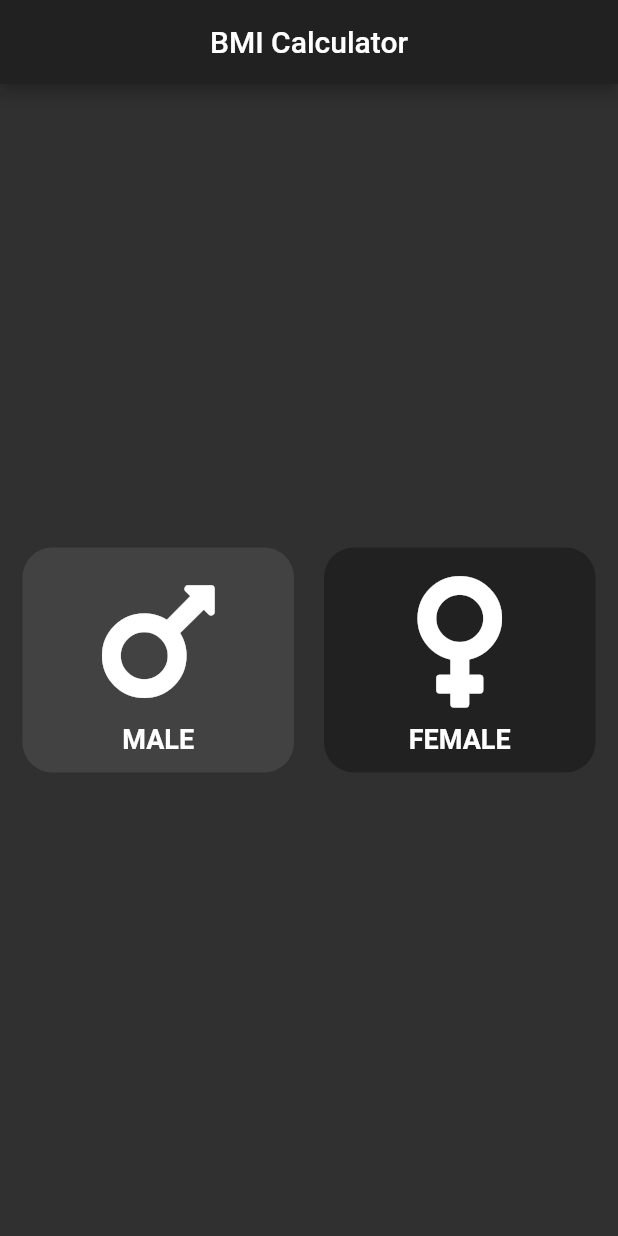
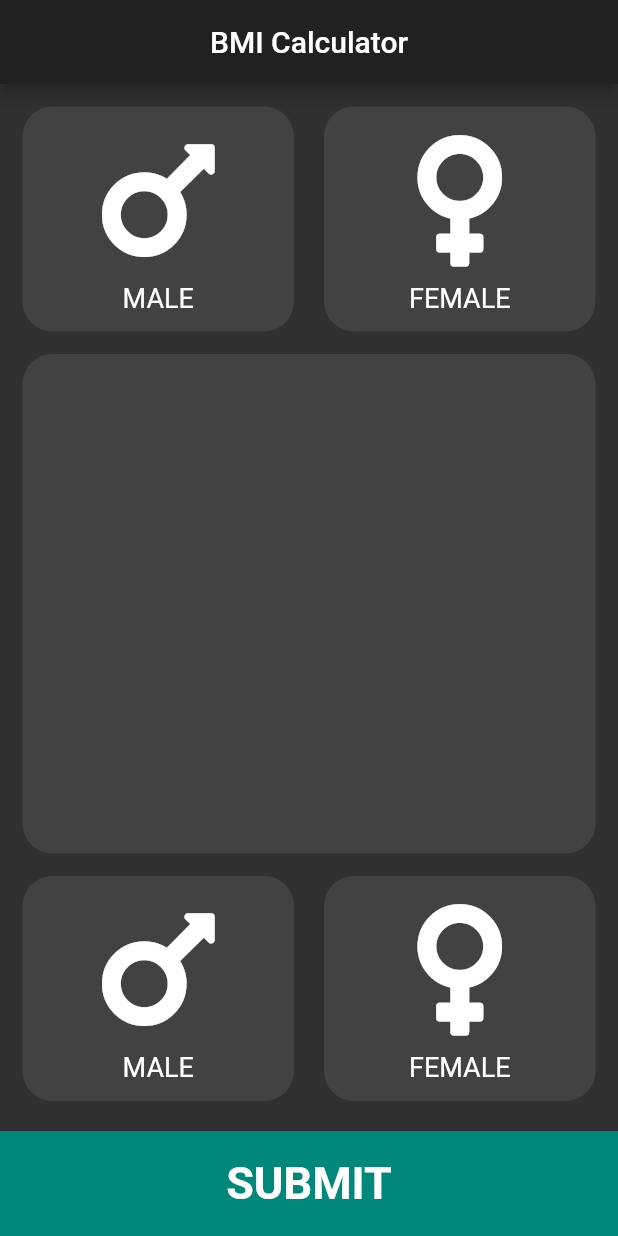
Before and after one commit to Harmanjit14/BMI-Calculator, a Flutter app: the screen it shows after launch, on a phone screen of 412 x 824 dp. Run offline on Flutter 3.47's test engine with Material 2 defaults, Android fonts, the phone set to English and light mode, and no system bars; our stand-ins replace font_awesome_flutter.

Commit message:
basic frame done

```diff
--- a/lib/main.dart
+++ b/lib/main.dart
@@ -38,7 +38,7 @@ class MaleWid extends StatelessWidget {
               'MALE',
               style: TextStyle(
                   fontSize: 18,
-                  fontWeight: FontWeight.bold,
+                  //fontWeight: FontWeight.bold,
                   color: Colors.white),
             )
           ],
@@ -76,7 +76,7 @@ class FemaleWid extends StatelessWidget {
               'FEMALE',
               style: TextStyle(
                   fontSize: 18,
-                  fontWeight: FontWeight.bold,
+                  //fontWeight: FontWeight.bold,
                   color: Colors.white),
             )
           ],
@@ -91,6 +91,23 @@ class FemaleWid extends StatelessWidget {
   }
 }
 
+class MainBox extends StatelessWidget {
+  @override
+  Widget build(BuildContext context) {
+    return Expanded(
+      child: Container(
+        height: double.infinity,
+        width: double.infinity,
+        margin: EdgeInsets.fromLTRB(15, 0, 15, 0),
+        decoration: BoxDecoration(
+          borderRadius: BorderRadius.circular(20),
+          color: Colors.grey[800],
+        ),
+      ),
+    );
+  }
+}
+
 class BmiCal extends StatefulWidget {
   @override
   _BmiCalState createState() => _BmiCalState();
@@ -99,8 +116,30 @@ class BmiCal extends StatefulWidget {
 class _BmiCalState extends State<BmiCal> {
   Color inactive = Colors.grey[800];
   Color active = Colors.grey[900];
+  Color finWidM = Colors.grey[800];
+  Color finWidF = Colors.grey[800];
   int male = 0;
   int female = 0;
+
+  void updatecol(int x) {
+    if (x == 1) {
+      if (finWidM == inactive) {
+        finWidM = active;
+        finWidF = inactive;
+      } else {
+        finWidM = inactive;
+        finWidF = inactive;
+      }
+    } else if (x == 0) {
+      if (finWidF == inactive) {
+        finWidF = active;
+        finWidM = inactive;
+      } else {
+        finWidF = inactive;
+        finWidM = inactive;
+      }
+    }
+  }
 
   @override
   Widget build(BuildContext context) {
@@ -117,22 +156,60 @@ class _BmiCalState extends State<BmiCal> {
               children: <Widget>[
                 Expanded(
                   child: GestureDetector(
-                    onTap: null,
+                    onTap: () {
+                      setState(() {
+                        updatecol(1);
+                      });
+                    },
                     child: MaleWid(
-                      boxCol: inactive,
+                      boxCol: finWidM,
                     ),
                   ),
                 ),
                 Expanded(
                   child: GestureDetector(
-                    onTap: null,
+                    onTap: () {
+                      setState(() {
+                        updatecol(0);
+                      });
+                    },
                     child: FemaleWid(
-                      boxCol: active,
+                      boxCol: finWidF,
                     ),
                   ),
                 ),
               ],
-            )
+            ),
+            MainBox(),
+            Row(
+              children: <Widget>[
+                MaleWid(boxCol: inactive),
+                FemaleWid(
+                  boxCol: inactive,
+                ),
+              ],
+            ),
+            FlatButton(
+              padding: EdgeInsets.all(0),
+              onPressed: null,
+              child: Expanded(
+                child: Container(
+                  margin: EdgeInsets.fromLTRB(0, 5, 0, 0),
+                  width: double.infinity,
+                  height: 70,
+                  color: Colors.teal[600],
+                  child: Center(
+                    child: Text(
+                      'SUBMIT',
+                      style: TextStyle(
+                          fontSize: 30,
+                          color: Colors.white,
+                          fontWeight: FontWeight.bold),
+                    ),
+                  ),
+                ),
+              ),
+            ),
           ],
         ),
       ),
```
